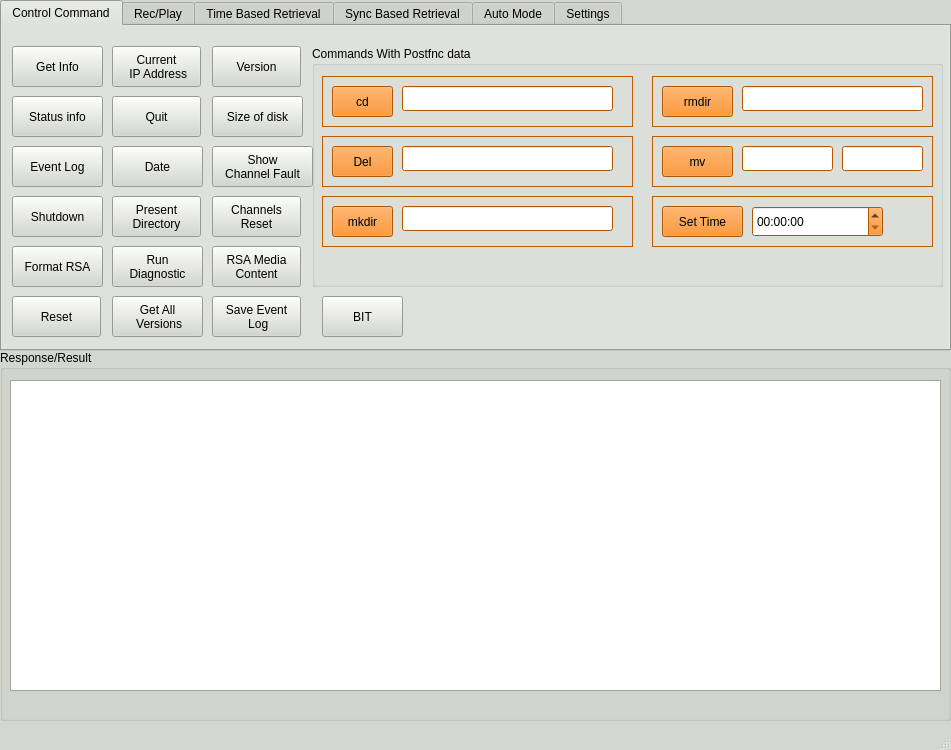
Before: the Qt Designer form Test_project_2/mainwindow.ui in sandeepsinghrnex/QT_Projects, drawn with Qt 5.
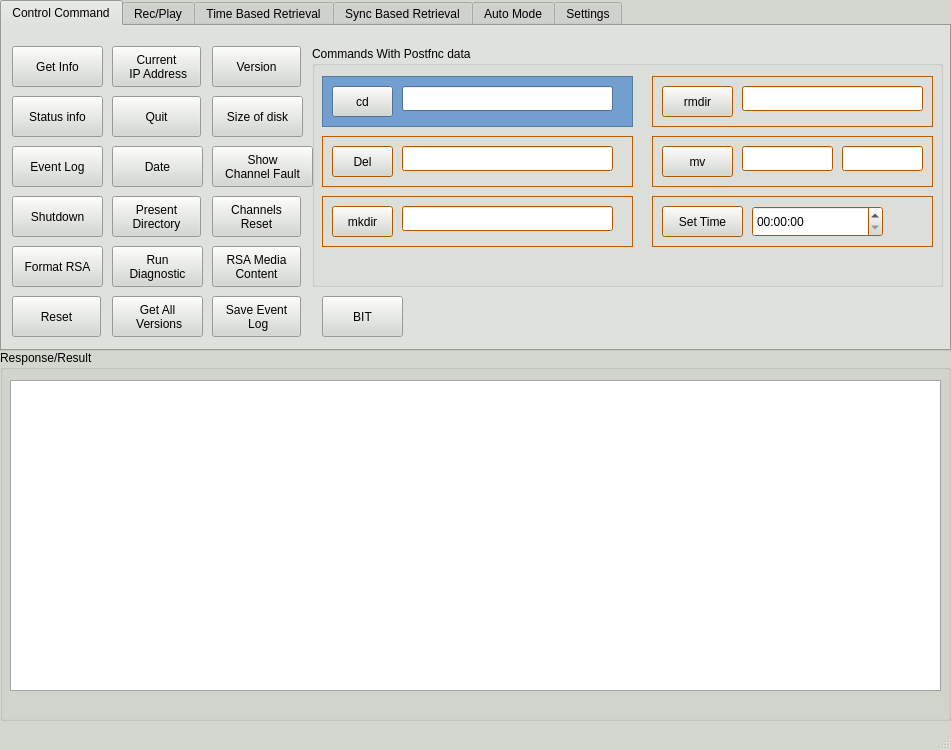
After: the same form once the commit is applied. The open tabs and pages were chosen to show the change.

```diff
--- a/Test_project_2/mainwindow.ui
+++ b/Test_project_2/mainwindow.ui
@@ -1189,9 +1189,9 @@
          <colorrole role="Button">
           <brush brushstyle="SolidPattern">
            <color alpha="255">
-            <red>245</red>
-            <green>121</green>
-            <blue>0</blue>
+            <red>211</red>
+            <green>215</green>
+            <blue>207</blue>
            </color>
           </brush>
          </colorrole>
@@ -1335,9 +1335,9 @@
          <colorrole role="Button">
           <brush brushstyle="SolidPattern">
            <color alpha="255">
-            <red>245</red>
-            <green>121</green>
-            <blue>0</blue>
+            <red>211</red>
+            <green>215</green>
+            <blue>207</blue>
            </color>
           </brush>
          </colorrole>
@@ -1481,9 +1481,9 @@
          <colorrole role="Button">
           <brush brushstyle="SolidPattern">
            <color alpha="255">
-            <red>245</red>
-            <green>121</green>
-            <blue>0</blue>
+            <red>211</red>
+            <green>215</green>
+            <blue>207</blue>
            </color>
           </brush>
          </colorrole>
@@ -1628,6 +1628,454 @@
          <height>51</height>
         </rect>
        </property>
+       <property name="palette">
+        <palette>
+         <active>
+          <colorrole role="WindowText">
+           <brush brushstyle="SolidPattern">
+            <color alpha="255">
+             <red>0</red>
+             <green>0</green>
+             <blue>0</blue>
+            </color>
+           </brush>
+          </colorrole>
+          <colorrole role="Button">
+           <brush brushstyle="SolidPattern">
+            <color alpha="255">
+             <red>211</red>
+             <green>215</green>
+             <blue>207</blue>
+            </color>
+           </brush>
+          </colorrole>
+          <colorrole role="Light">
+           <brush brushstyle="SolidPattern">
+            <color alpha="255">
+             <red>196</red>
+             <green>225</green>
+             <blue>255</blue>
+            </color>
+           </brush>
+          </colorrole>
+          <colorrole role="Midlight">
+           <brush brushstyle="SolidPattern">
+            <color alpha="255">
+             <red>155</red>
+             <green>192</green>
+             <blue>231</blue>
+            </color>
+           </brush>
+          </colorrole>
+          <colorrole role="Dark">
+           <brush brushstyle="SolidPattern">
+            <color alpha="255">
+             <red>57</red>
+             <green>79</green>
+             <blue>103</blue>
+            </color>
+           </brush>
+          </colorrole>
+          <colorrole role="Mid">
+           <brush brushstyle="SolidPattern">
+            <color alpha="255">
+             <red>76</red>
+             <green>106</green>
+             <blue>138</blue>
+            </color>
+           </brush>
+          </colorrole>
+          <colorrole role="Text">
+           <brush brushstyle="SolidPattern">
+            <color alpha="255">
+             <red>0</red>
+             <green>0</green>
+             <blue>0</blue>
+            </color>
+           </brush>
+          </colorrole>
+          <colorrole role="BrightText">
+           <brush brushstyle="SolidPattern">
+            <color alpha="255">
+             <red>255</red>
+             <green>255</green>
+             <blue>255</blue>
+            </color>
+           </brush>
+          </colorrole>
+          <colorrole role="ButtonText">
+           <brush brushstyle="SolidPattern">
+            <color alpha="255">
+             <red>0</red>
+             <green>0</green>
+             <blue>0</blue>
+            </color>
+           </brush>
+          </colorrole>
+          <colorrole role="Base">
+           <brush brushstyle="SolidPattern">
+            <color alpha="255">
+             <red>255</red>
+             <green>255</green>
+             <blue>255</blue>
+            </color>
+           </brush>
+          </colorrole>
+          <colorrole role="Window">
+           <brush brushstyle="SolidPattern">
+            <color alpha="255">
+             <red>114</red>
+             <green>159</green>
+             <blue>207</blue>
+            </color>
+           </brush>
+          </colorrole>
+          <colorrole role="Shadow">
+           <brush brushstyle="SolidPattern">
+            <color alpha="255">
+             <red>0</red>
+             <green>0</green>
+             <blue>0</blue>
+            </color>
+           </brush>
+          </colorrole>
+          <colorrole role="AlternateBase">
+           <brush brushstyle="SolidPattern">
+            <color alpha="255">
+             <red>184</red>
+             <green>207</green>
+             <blue>231</blue>
+            </color>
+           </brush>
+          </colorrole>
+          <colorrole role="ToolTipBase">
+           <brush brushstyle="SolidPattern">
+            <color alpha="255">
+             <red>255</red>
+             <green>255</green>
+             <blue>220</blue>
+            </color>
+           </brush>
+          </colorrole>
+          <colorrole role="ToolTipText">
+           <brush brushstyle="SolidPattern">
+            <color alpha="255">
+             <red>0</red>
+             <green>0</green>
+             <blue>0</blue>
+            </color>
+           </brush>
+          </colorrole>
+          <colorrole role="PlaceholderText">
+           <brush brushstyle="SolidPattern">
+            <color alpha="128">
+             <red>0</red>
+             <green>0</green>
+             <blue>0</blue>
+            </color>
+           </brush>
+          </colorrole>
+         </active>
+         <inactive>
+          <colorrole role="WindowText">
+           <brush brushstyle="SolidPattern">
+            <color alpha="255">
+             <red>0</red>
+             <green>0</green>
+             <blue>0</blue>
+            </color>
+           </brush>
+          </colorrole>
+          <colorrole role="Button">
+           <brush brushstyle="SolidPattern">
+            <color alpha="255">
+             <red>211</red>
+             <green>215</green>
+             <blue>207</blue>
+            </color>
+           </brush>
+          </colorrole>
+          <colorrole role="Light">
+           <brush brushstyle="SolidPattern">
+            <color alpha="255">
+             <red>196</red>
+             <green>225</green>
+             <blue>255</blue>
+            </color>
+           </brush>
+          </colorrole>
+          <colorrole role="Midlight">
+           <brush brushstyle="SolidPattern">
+            <color alpha="255">
+             <red>155</red>
+             <green>192</green>
+             <blue>231</blue>
+            </color>
+           </brush>
+          </colorrole>
+          <colorrole role="Dark">
+           <brush brushstyle="SolidPattern">
+            <color alpha="255">
+             <red>57</red>
+             <green>79</green>
+             <blue>103</blue>
+            </color>
+           </brush>
+          </colorrole>
+          <colorrole role="Mid">
+           <brush brushstyle="SolidPattern">
+            <color alpha="255">
+             <red>76</red>
+             <green>106</green>
+             <blue>138</blue>
+            </color>
+           </brush>
+          </colorrole>
+          <colorrole role="Text">
+           <brush brushstyle="SolidPattern">
+            <color alpha="255">
+             <red>0</red>
+             <green>0</green>
+             <blue>0</blue>
+            </color>
+           </brush>
+          </colorrole>
+          <colorrole role="BrightText">
+           <brush brushstyle="SolidPattern">
+            <color alpha="255">
+             <red>255</red>
+             <green>255</green>
+             <blue>255</blue>
+            </color>
+           </brush>
+          </colorrole>
+          <colorrole role="ButtonText">
+           <brush brushstyle="SolidPattern">
+            <color alpha="255">
+             <red>0</red>
+             <green>0</green>
+             <blue>0</blue>
+            </color>
+           </brush>
+          </colorrole>
+          <colorrole role="Base">
+           <brush brushstyle="SolidPattern">
+            <color alpha="255">
+             <red>255</red>
+             <green>255</green>
+             <blue>255</blue>
+            </color>
+           </brush>
+          </colorrole>
+          <colorrole role="Window">
+           <brush brushstyle="SolidPattern">
+            <color alpha="255">
+             <red>114</red>
+             <green>159</green>
+             <blue>207</blue>
+            </color>
+           </brush>
+          </colorrole>
+          <colorrole role="Shadow">
+           <brush brushstyle="SolidPattern">
+            <color alpha="255">
+             <red>0</red>
+             <green>0</green>
+             <blue>0</blue>
+            </color>
+           </brush>
+          </colorrole>
+          <colorrole role="AlternateBase">
+           <brush brushstyle="SolidPattern">
+            <color alpha="255">
+             <red>184</red>
+             <green>207</green>
+             <blue>231</blue>
+            </color>
+           </brush>
+          </colorrole>
+          <colorrole role="ToolTipBase">
+           <brush brushstyle="SolidPattern">
+            <color alpha="255">
+             <red>255</red>
+             <green>255</green>
+             <blue>220</blue>
+            </color>
+           </brush>
+          </colorrole>
+          <colorrole role="ToolTipText">
+           <brush brushstyle="SolidPattern">
+            <color alpha="255">
+             <red>0</red>
+             <green>0</green>
+             <blue>0</blue>
+            </color>
+           </brush>
+          </colorrole>
+          <colorrole role="PlaceholderText">
+           <brush brushstyle="SolidPattern">
+            <color alpha="128">
+             <red>0</red>
+             <green>0</green>
+             <blue>0</blue>
+            </color>
+           </brush>
+          </colorrole>
+         </inactive>
+         <disabled>
+          <colorrole role="WindowText">
+           <brush brushstyle="SolidPattern">
+            <color alpha="255">
+             <red>57</red>
+             <green>79</green>
+             <blue>103</blue>
+            </color>
+           </brush>
+          </colorrole>
+          <colorrole role="Button">
+           <brush brushstyle="SolidPattern">
+            <color alpha="255">
+             <red>211</red>
+             <green>215</green>
+             <blue>207</blue>
+            </color>
+           </brush>
+          </colorrole>
+          <colorrole role="Light">
+           <brush brushstyle="SolidPattern">
+            <color alpha="255">
+             <red>196</red>
+             <green>225</green>
+             <blue>255</blue>
+            </color>
+           </brush>
+          </colorrole>
+          <colorrole role="Midlight">
+           <brush brushstyle="SolidPattern">
+            <color alpha="255">
+             <red>155</red>
+             <green>192</green>
+             <blue>231</blue>
+            </color>
+           </brush>
+          </colorrole>
+          <colorrole role="Dark">
+           <brush brushstyle="SolidPattern">
+            <color alpha="255">
+             <red>57</red>
+             <green>79</green>
+             <blue>103</blue>
+            </color>
+           </brush>
+          </colorrole>
+          <colorrole role="Mid">
+           <brush brushstyle="SolidPattern">
+            <color alpha="255">
+             <red>76</red>
+             <green>106</green>
+             <blue>138</blue>
+            </color>
+           </brush>
+          </colorrole>
+          <colorrole role="Text">
+           <brush brushstyle="SolidPattern">
+            <color alpha="255">
+             <red>57</red>
+             <green>79</green>
+             <blue>103</blue>
+            </color>
+           </brush>
+          </colorrole>
+          <colorrole role="BrightText">
+           <brush brushstyle="SolidPattern">
+            <color alpha="255">
+             <red>255</red>
+             <green>255</green>
+             <blue>255</blue>
+            </color>
+           </brush>
+          </colorrole>
+          <colorrole role="ButtonText">
+           <brush brushstyle="SolidPattern">
+            <color alpha="255">
+             <red>57</red>
+             <green>79</green>
+             <blue>103</blue>
+            </color>
+           </brush>
+          </colorrole>
+          <colorrole role="Base">
+           <brush brushstyle="SolidPattern">
+            <color alpha="255">
+             <red>114</red>
+             <green>159</green>
+             <blue>207</blue>
+            </color>
+           </brush>
+          </colorrole>
+          <colorrole role="Window">
+           <brush brushstyle="SolidPattern">
+            <color alpha="255">
+             <red>114</red>
+             <green>159</green>
+             <blue>207</blue>
+            </color>
+           </brush>
+          </colorrole>
+          <colorrole role="Shadow">
+           <brush brushstyle="SolidPattern">
+            <color alpha="255">
+             <red>0</red>
+             <green>0</green>
+             <blue>0</blue>
+            </color>
+           </brush>
+          </colorrole>
+          <colorrole role="AlternateBase">
+           <brush brushstyle="SolidPattern">
+            <color alpha="255">
+             <red>114</red>
+             <green>159</green>
+             <blue>207</blue>
+            </color>
+           </brush>
+          </colorrole>
+          <colorrole role="ToolTipBase">
+           <brush brushstyle="SolidPattern">
+            <color alpha="255">
+             <red>255</red>
+             <green>255</green>
+             <blue>220</blue>
+            </color>
+           </brush>
+          </colorrole>
+          <colorrole role="ToolTipText">
+           <brush brushstyle="SolidPattern">
+            <color alpha="255">
+             <red>0</red>
+             <green>0</green>
+             <blue>0</blue>
+            </color>
+           </brush>
+          </colorrole>
+          <colorrole role="PlaceholderText">
+           <brush brushstyle="SolidPattern">
+            <color alpha="128">
+             <red>0</red>
+             <green>0</green>
+             <blue>0</blue>
+            </color>
+           </brush>
+          </colorrole>
+         </disabled>
+        </palette>
+       </property>
+       <property name="autoFillBackground">
+        <bool>true</bool>
+       </property>
+       <property name="styleSheet">
+        <string notr="true"/>
+       </property>
        <property name="frameShape">
         <enum>QFrame::StyledPanel</enum>
        </property>
```
Left out of the diff: 22 changed lines with no effect on the pictures.
